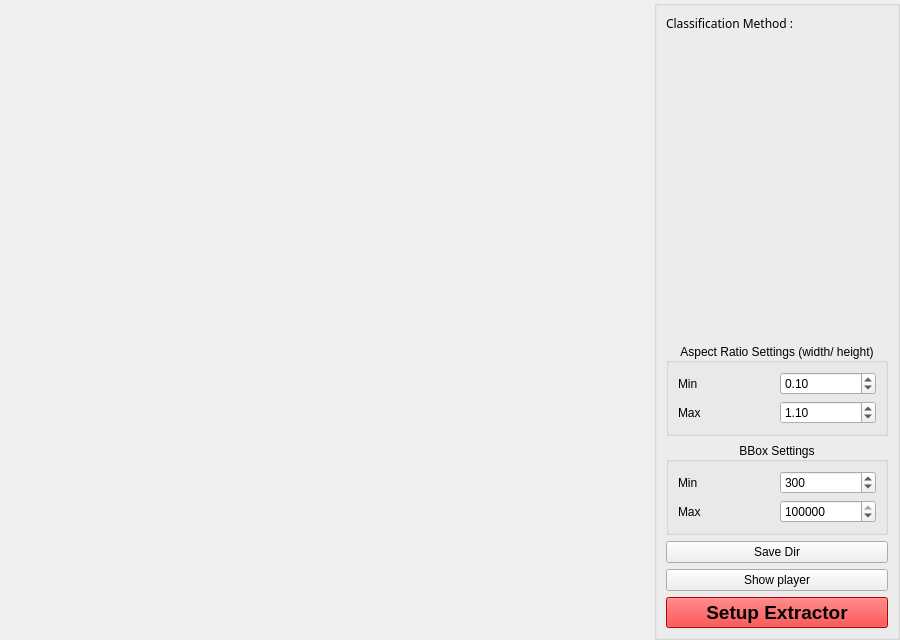
The window that modules/tracking/dataExtraction/DataExtractorGui.ui (Boazrciasn/RDFramework) describes before a commit, drawn with Qt 5.
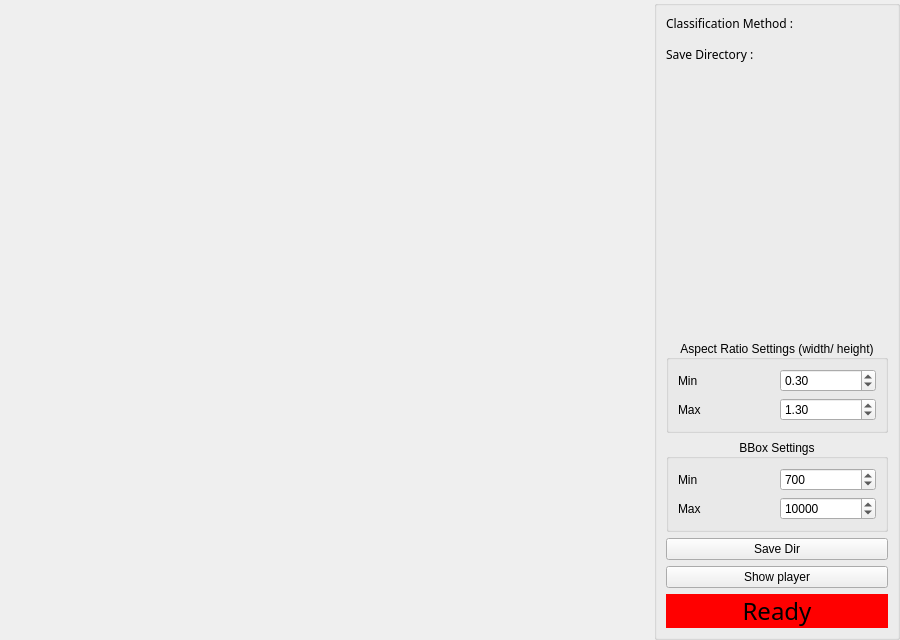
The same window after the commit.

Commit message: Data Extractor finished.

Patch:
```diff
--- a/modules/tracking/dataExtraction/DataExtractorGui.ui
+++ b/modules/tracking/dataExtraction/DataExtractorGui.ui
@@ -43,6 +43,12 @@
    </property>
    <item row="0" column="1">
     <widget class="QGroupBox" name="settings_groupBox">
+     <property name="sizePolicy">
+      <sizepolicy hsizetype="Fixed" vsizetype="Minimum">
+       <horstretch>0</horstretch>
+       <verstretch>0</verstretch>
+      </sizepolicy>
+     </property>
      <property name="title">
       <string/>
      </property>
@@ -98,6 +104,25 @@
           </property>
          </widget>
         </item>
+        <item>
+         <widget class="QLabel" name="SaveDirInfo_label">
+          <property name="font">
+           <font>
+            <family>Futura</family>
+           </font>
+          </property>
+          <property name="text">
+           <string>Save Directory :</string>
+          </property>
+         </widget>
+        </item>
+        <item>
+         <widget class="QLabel" name="SaveDir_label">
+          <property name="text">
+           <string/>
+          </property>
+         </widget>
+        </item>
         <item>
          <spacer name="Options_verticalSpacer">
           <property name="orientation">
@@ -140,7 +165,7 @@
               <double>0.100000000000000</double>
              </property>
              <property name="value">
-              <double>0.100000000000000</double>
+              <double>0.300000000000000</double>
              </property>
             </widget>
            </item>
@@ -161,7 +186,7 @@
               <double>0.100000000000000</double>
              </property>
              <property name="value">
-              <double>1.100000000000000</double>
+              <double>1.300000000000000</double>
              </property>
             </widget>
            </item>
@@ -229,7 +254,7 @@
             <number>50</number>
            </property>
            <property name="value">
-            <number>100000</number>
+            <number>10000</number>
            </property>
            <property name="displayIntegerBase">
             <number>10</number>
@@ -251,7 +276,7 @@
             <number>20</number>
            </property>
            <property name="value">
-            <number>300</number>
+            <number>700</number>
            </property>
           </widget>
          </item>
@@ -279,24 +304,22 @@
        </widget>
       </item>
       <item>
-       <widget class="QPushButton" name="setup_pushButton">
+       <widget class="QLabel" name="setup_label">
         <property name="font">
          <font>
-          <family>Helvetica Neue</family>
-          <pointsize>14</pointsize>
-          <weight>75</weight>
-          <bold>true</bold>
+          <family>Futura</family>
+          <pointsize>18</pointsize>
          </font>
         </property>
-        <property name="autoFillBackground">
-         <bool>false</bool>
-        </property>
         <property name="styleSheet">
          <string notr="true">background-color: rgb(255, 0, 0);
 alternate-background-color: rgb(0, 255, 0);</string>
         </property>
         <property name="text">
-         <string>Setup Extractor</string>
+         <string>Ready</string>
+        </property>
+        <property name="alignment">
+         <set>Qt::AlignCenter</set>
         </property>
        </widget>
       </item>
```
Left out of the diff: 51 changed lines with no effect on the pictures. The commit also changes 8 other files.
